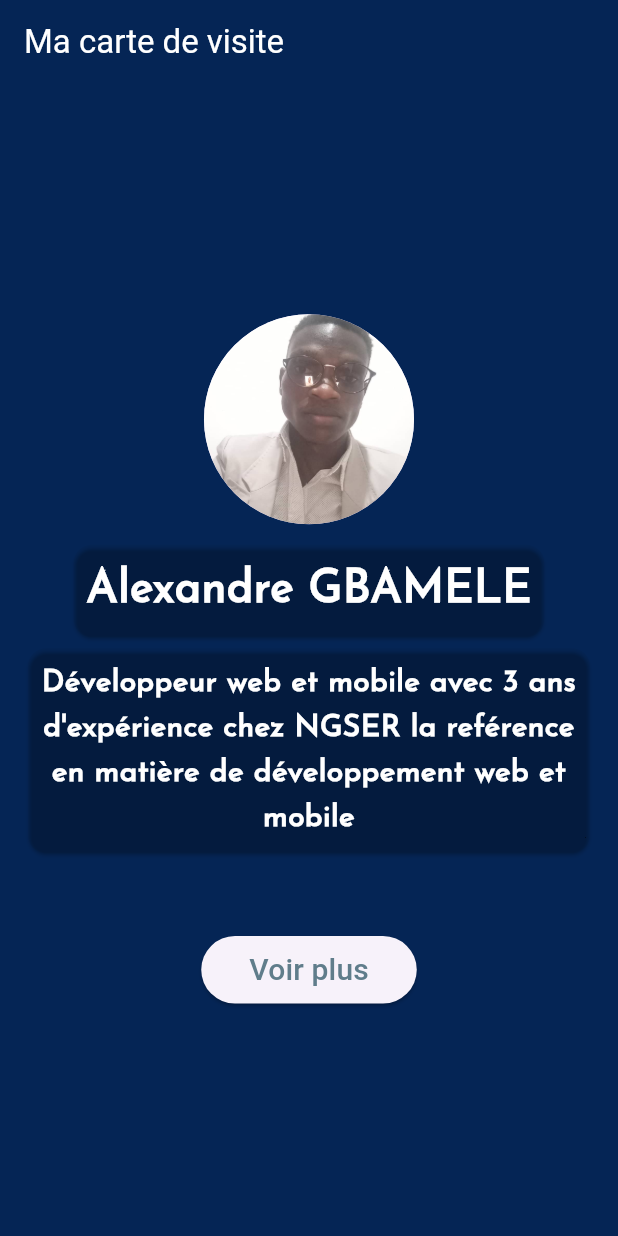
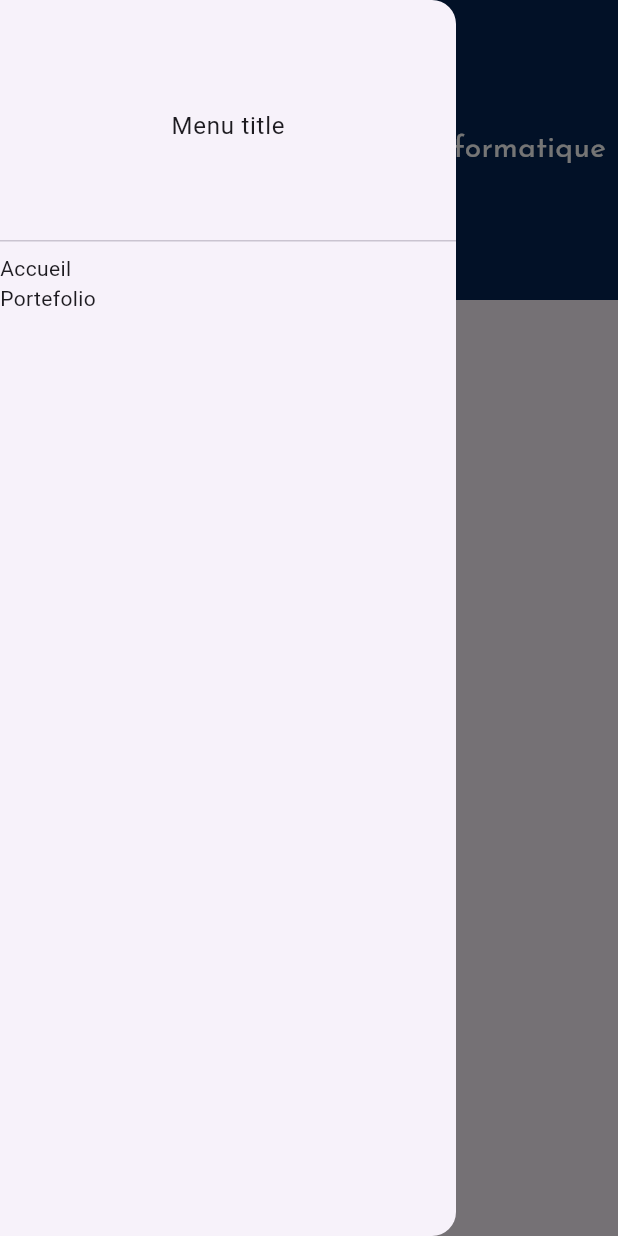
Before and after one commit to ALEXANDREGBAMELE/flutter-carte_de_visite, a Flutter app: the screen it shows after launch, with the side drawer open (before the commit the screen has no drawer), on a phone screen of 412 x 824 dp. Run offline on Flutter 3.47's test engine with Material 3 defaults, Android fonts, the phone set to English and light mode, and no system bars.

Commit message:
menu drawer terminé

```diff
--- a/lib/ressources/consts_global.dart
+++ b/lib/ressources/consts_global.dart
@@ -36,7 +36,7 @@ const styleTextResumeCartDeVisite = TextStyle(
 
 const circleAvatar = CircleAvatar(
   radius: 70.0,
-  backgroundImage: AssetImage('assets/alexandre.jpeg'),
+  backgroundImage: AssetImage('assets/images/alexandre.jpeg'),
 );
 const iconEmail = Icon(
   Icons.email,
--- /dev/null
+++ b/lib/screens/components/drawer_component.dart
@@ -0,0 +1,23 @@
+import 'package:flutter/material.dart';
+
+class DrawerComponent extends StatelessWidget {
+  @override
+  Widget build(BuildContext context) {
+    iconTheme:
+    IconThemeData(color: Colors.white);
+    return Drawer(
+      child: Column(
+        children: <Widget>[
+          DrawerHeader(
+            child: Container(
+                alignment: Alignment.center, child: Text('Menu title')),
+          ),
+          Expanded(
+              child: ListView(
+            children: <Widget>[Text('Accueil'), Text('Portefolio')],
+          ))
+        ],
+      ),
+    );
+  }
+}
--- a/lib/screens/visit.card.dart
+++ b/lib/screens/visit.card.dart
@@ -1,5 +1,7 @@
 import 'package:flutter/material.dart';
 
+import 'package:ma_carte_de_visite/screens/components/appbar_component.dart';
+import 'package:ma_carte_de_visite/screens/components/drawer_component.dart';
 import 'package:ma_carte_de_visite/screens/detaills.dart';
 import 'package:ma_carte_de_visite/screens/visit.card.dart';
 import '../ressources/consts_global.dart';
@@ -8,7 +10,8 @@ class VisitCard extends StatelessWidget {
   @override
   Widget build(BuildContext context) {
     return Scaffold(
-      backgroundColor: bacgroundColor,
+      drawer: DrawerComponent(),
+      /*backgroundColor: bacgroundColor,
       appBar: AppBar(
         backgroundColor: Colors.transparent,
         title: Text(
@@ -19,12 +22,57 @@ class VisitCard extends StatelessWidget {
           ),
         ),
         elevation: 0.0,
-      ),
+      ),*/
       body: _buildBody(context),
     );
   }
 
-   Widget _buildBody(BuildContext context){
+  Widget _buildBody(BuildContext context) {
+    return CustomScrollView(
+      slivers: <Widget>[
+        SliverAppBarComponent(),
+        SliverList.list(children: <Widget>[
+          Text(
+            'Hello world!',
+            style: TextStyle(fontSize: 80.0),
+          ),
+          Text(
+            'Hello world!',
+            style: TextStyle(fontSize: 80.0),
+          ),
+          Text(
+            'Hello world!',
+            style: TextStyle(fontSize: 80.0),
+          ),
+          Text(
+            'Hello world!',
+            style: TextStyle(fontSize: 80.0),
+          ),
+          Text(
+            'Hello world!',
+            style: TextStyle(fontSize: 80.0),
+          ),
+          Text(
+            'Hello world!',
+            style: TextStyle(fontSize: 80.0),
+          ),
+          Text(
+            'Hello world!',
+            style: TextStyle(fontSize: 80.0),
+          ),
+          Text(
+            'Hello world!',
+            style: TextStyle(fontSize: 80.0),
+          ),
+          Text(
+            'Hello world!',
+            style: TextStyle(fontSize: 80.0),
+          )
+        ])
+      ],
+    );
+  }
+  /*Widget _buildBody(BuildContext context){
         return Center(
         child: Padding(
           padding: const EdgeInsets.all(15.0),
@@ -77,5 +125,5 @@ class VisitCard extends StatelessWidget {
           ),
         ),
       );
-    }
+    }*/
 }
--- a/pubspec.yaml
+++ b/pubspec.yaml
@@ -60,7 +60,7 @@ flutter:
 
   # To add assets to your application, add an assets section, like this:
   assets:
-    - assets/
+    - assets/images/
 
   # An image asset can refer to one or more resolution-specific "variants", see
   # https://flutter.dev/assets-and-images/#resolution-aware
```
Also changed, not shown: lib/screens/components/appbar_component.dart (+31 -2 lines), assets/images/alexandre.jpeg (renamed from assets/alexandre.jpeg), assets/images/beau-jeune-afro-americain-tshirt-polo-rose-fococlipping-standard.png (added), assets/images/illustration-3d-amusante-arbitre-noir-masque.jpg (added).
